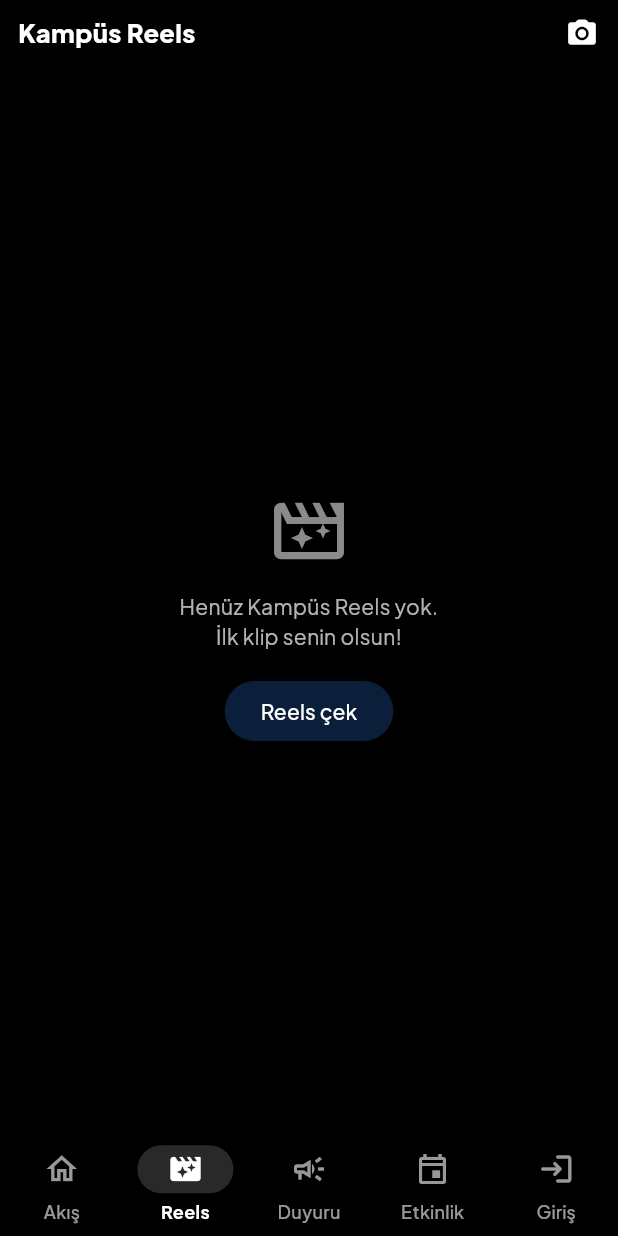
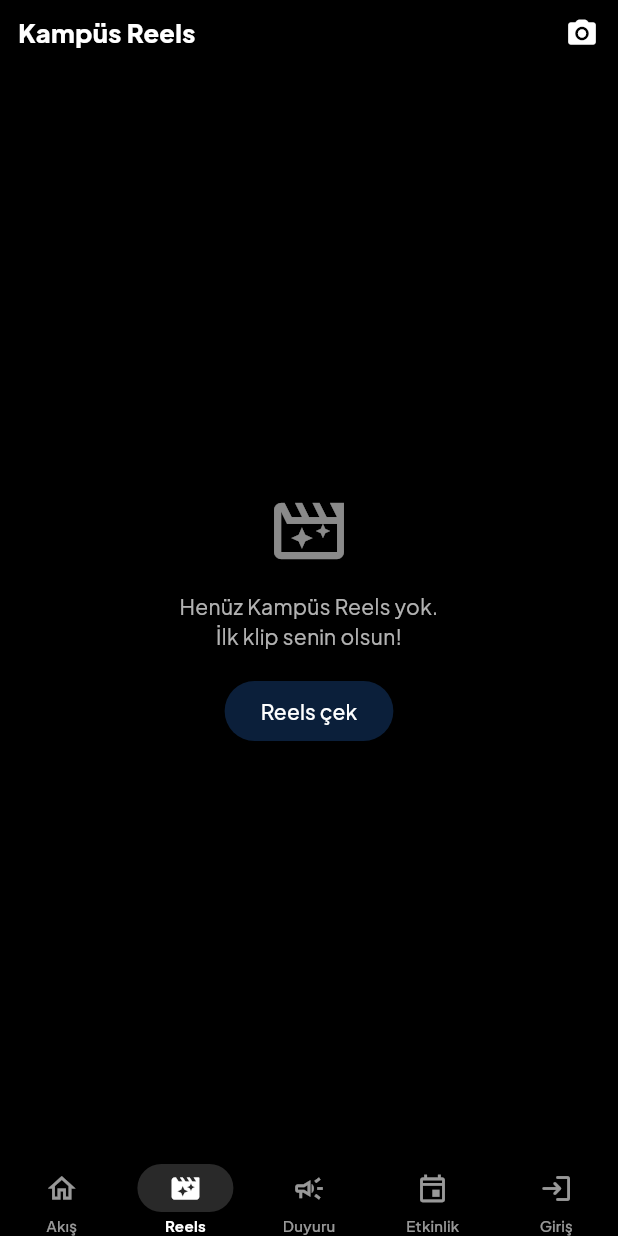
Before and after one commit to kyractlk/kampusteyim, a Flutter app: the screen it shows after launch, item 2 of the bottom bar chosen, on a phone screen of 412 x 824 dp. Run offline on Flutter 3.47's test engine with Material 3 defaults, Android fonts, the phone set to English and light mode, and no system bars; our stand-ins replace audioplayers, camera, cloud_firestore, cloud_functions, firebase_auth, firebase_core and 16 more; missing offline and left inert: dart:html, file_selector; accounts and stored records are empty.

Commit message:
fix: compact Reels bottom nav so handle and Ses stay clear
Use a thin controlled black bar with matched overlay clearance so username and sound label are fully visible.

Co-authored-by: Cursor <cursoragent@cursor.com>

```diff
--- a/lib/features/home/home_shell.dart
+++ b/lib/features/home/home_shell.dart
@@ -14,6 +14,9 @@ import '../../models/models.dart';
 import '../auth/data/auth_provider.dart';
 import '../notifications/notification_provider.dart';
 import '../reels/reels_provider.dart';
+
+/// Reels alt menü — içerik yüksekliği (home indicator / sistem inset hariç).
+const double kReelsBottomNavHeight = 50;
 
 class HomeShell extends StatelessWidget {
   const HomeShell({super.key, required this.navigationShell});
@@ -91,51 +94,55 @@ class HomeShell extends StatelessWidget {
           extendBody: reelsMode,
           backgroundColor: reelsMode ? Colors.black : null,
           body: navigationShell,
-          bottomNavigationBar: Theme(
+          bottomNavigationBar: reelsMode
+              ? _ReelsBottomNav(
+                  index: index,
+                  onTap: (i) => _onTap(context, i),
+                  destinations: _destinations(loggedIn),
+                )
+              : Theme(
                   data: Theme.of(context).copyWith(
                     navigationBarTheme: NavigationBarThemeData(
-                backgroundColor:
-                    reelsMode ? Colors.black : AppColors.surface,
-                indicatorColor: reelsMode
-                    ? Colors.white.withValues(alpha: 0.16)
-                    : AppColors.cyan.withValues(alpha: 0.18),
+                      backgroundColor: AppColors.surface,
+                      indicatorColor:
+                          AppColors.cyan.withValues(alpha: 0.18),
                       surfaceTintColor: Colors.transparent,
                       elevation: 0,
                       shadowColor: Colors.transparent,
-                // Profil ile aynı yükseklik — boyut değiştirme.
                       height: 68,
-                labelTextStyle: WidgetStateProperty.resolveWith((states) {
-                  final selected = states.contains(WidgetState.selected);
+                      labelTextStyle:
+                          WidgetStateProperty.resolveWith((states) {
+                        final selected =
+                            states.contains(WidgetState.selected);
                         return TextStyle(
                           fontSize: 12,
-                    fontWeight: selected ? FontWeight.w700 : FontWeight.w500,
-                    color: reelsMode
-                        ? (selected ? Colors.white : Colors.white60)
-                        : (selected ? AppColors.navy : AppColors.textSecondary),
+                          fontWeight:
+                              selected ? FontWeight.w700 : FontWeight.w500,
+                          color: selected
+                              ? AppColors.navy
+                              : AppColors.textSecondary,
                         );
                       }),
                       iconTheme: WidgetStateProperty.resolveWith((states) {
-                  final selected = states.contains(WidgetState.selected);
+                        final selected =
+                            states.contains(WidgetState.selected);
                         return IconThemeData(
                           size: 24,
-                    color: reelsMode
-                        ? (selected ? Colors.white : Colors.white60)
-                        : (selected ? AppColors.navy : AppColors.textSecondary),
+                          color: selected
+                              ? AppColors.navy
+                              : AppColors.textSecondary,
                         );
                       }),
                     ),
                   ),
-            // SafeArea yok: NavigationBar zaten sistem inset’i yönetir;
-            // ekstra SafeArea çifte padding + overlay çakışması yapıyordu.
                   child: NavigationBar(
                     selectedIndex: index,
                     onDestinationSelected: (i) => _onTap(context, i),
-              backgroundColor:
-                  reelsMode ? Colors.black : AppColors.surface,
-              indicatorColor: reelsMode
-                  ? Colors.white.withValues(alpha: 0.16)
-                  : AppColors.cyan.withValues(alpha: 0.18),
-              labelBehavior: NavigationDestinationLabelBehavior.alwaysShow,
+                    backgroundColor: AppColors.surface,
+                    indicatorColor:
+                        AppColors.cyan.withValues(alpha: 0.18),
+                    labelBehavior:
+                        NavigationDestinationLabelBehavior.alwaysShow,
                     destinations: _destinations(loggedIn),
                   ),
                 ),
@@ -242,6 +249,73 @@ class HomeShell extends StatelessWidget {
           label: loggedIn ? 'Profil' : 'Giriş',
         ),
       ];
+}
+
+/// Reels: ince siyah bant — menüleri alta yapıştırır, SafeArea şişirmez.
+class _ReelsBottomNav extends StatelessWidget {
+  const _ReelsBottomNav({
+    required this.index,
+    required this.onTap,
+    required this.destinations,
+  });
+
+  final int index;
+  final ValueChanged<int> onTap;
+  final List<NavigationDestination> destinations;
+
+  @override
+  Widget build(BuildContext context) {
+    final systemBottom = MediaQuery.viewPaddingOf(context).bottom;
+    return ColoredBox(
+      color: Colors.black,
+      child: Padding(
+        padding: EdgeInsets.only(bottom: systemBottom),
+        child: MediaQuery.removePadding(
+          context: context,
+          removeBottom: true,
+          child: Theme(
+            data: Theme.of(context).copyWith(
+              navigationBarTheme: NavigationBarThemeData(
+                backgroundColor: Colors.black,
+                indicatorColor: Colors.white.withValues(alpha: 0.16),
+                surfaceTintColor: Colors.transparent,
+                elevation: 0,
+                shadowColor: Colors.transparent,
+                height: kReelsBottomNavHeight,
+                labelTextStyle: WidgetStateProperty.resolveWith((states) {
+                  final selected = states.contains(WidgetState.selected);
+                  return TextStyle(
+                    fontSize: 10,
+                    fontWeight: selected ? FontWeight.w700 : FontWeight.w500,
+                    height: 1.0,
+                    color: selected ? Colors.white : Colors.white60,
+                  );
+                }),
+                iconTheme: WidgetStateProperty.resolveWith((states) {
+                  final selected = states.contains(WidgetState.selected);
+                  return IconThemeData(
+                    size: 22,
+                    color: selected ? Colors.white : Colors.white60,
+                  );
+                }),
+              ),
+            ),
+            child: SizedBox(
+              height: kReelsBottomNavHeight,
+              child: NavigationBar(
+                selectedIndex: index,
+                onDestinationSelected: onTap,
+                backgroundColor: Colors.black,
+                indicatorColor: Colors.white.withValues(alpha: 0.16),
+                labelBehavior: NavigationDestinationLabelBehavior.alwaysShow,
+                destinations: destinations,
+              ),
+            ),
+          ),
+        ),
+      ),
+    );
+  }
 }
 
 class _DesktopRail extends StatelessWidget {
--- a/lib/features/reels/reels_screen.dart
+++ b/lib/features/reels/reels_screen.dart
@@ -12,6 +12,7 @@ import '../../core/widgets/safe_network_image.dart';
 import '../../core/widgets/social_widgets.dart';
 import '../../models/models.dart';
 import '../auth/data/auth_provider.dart';
+import '../home/home_shell.dart' show kReelsBottomNavHeight;
 import '../notifications/notification_provider.dart';
 import '../stories/campus_camera_screen.dart';
 import 'reel_models.dart';
@@ -388,10 +389,9 @@ class _ReelPageState extends State<_ReelPage> {
         (author?.showBlueBadge == true) ||
         (author?.showGoldBadge == true);
     final photo = author?.photoUrl ?? reel.authorPhotoUrl;
-    // extendBody: video nav altına uzar. Overlay = sistem inset + nav (68) + nefes payı.
-    // (Çifte SafeArea yok — aksi halde yazılar bara gömülüyordu.)
+    // İnce Reels nav ile birebir aynı blok yüksekliği + Ses/etiket nefes payı.
     final bottomClear =
-        MediaQuery.viewPaddingOf(context).bottom + 68 + 28;
+        MediaQuery.viewPaddingOf(context).bottom + kReelsBottomNavHeight + 22;
 
     return GestureDetector(
       behavior: HitTestBehavior.opaque,
@@ -640,15 +640,15 @@ class _SideBtn extends StatelessWidget {
         IconButton(
           onPressed: onTap,
           padding: EdgeInsets.zero,
-          constraints: const BoxConstraints(minWidth: 44, minHeight: 40),
-          icon: Icon(icon, color: color, size: 28),
+          constraints: const BoxConstraints(minWidth: 40, minHeight: 36),
+          icon: Icon(icon, color: color, size: 26),
         ),
         Text(
           label,
           style: const TextStyle(
             color: Colors.white70,
             fontSize: 11,
-            height: 1.1,
+            height: 1.05,
           ),
         ),
       ],
--- a/pubspec.yaml
+++ b/pubspec.yaml
@@ -14,7 +14,7 @@ publish_to: 'none'
 # https://developer.apple.com/library/archive/documentation/General/Reference/InfoPlistKeyReference/Articles/CoreFoundationKeys.html
 # In Windows, build-name is used as the major, minor, and patch parts
 # of the product and file versions while build-number is used as the build suffix.
-version: 1.0.20+21
+version: 1.0.21+22
 
 environment:
   sdk: ^3.12.2
```
Lines whose indentation alone changed are shown as unchanged.
